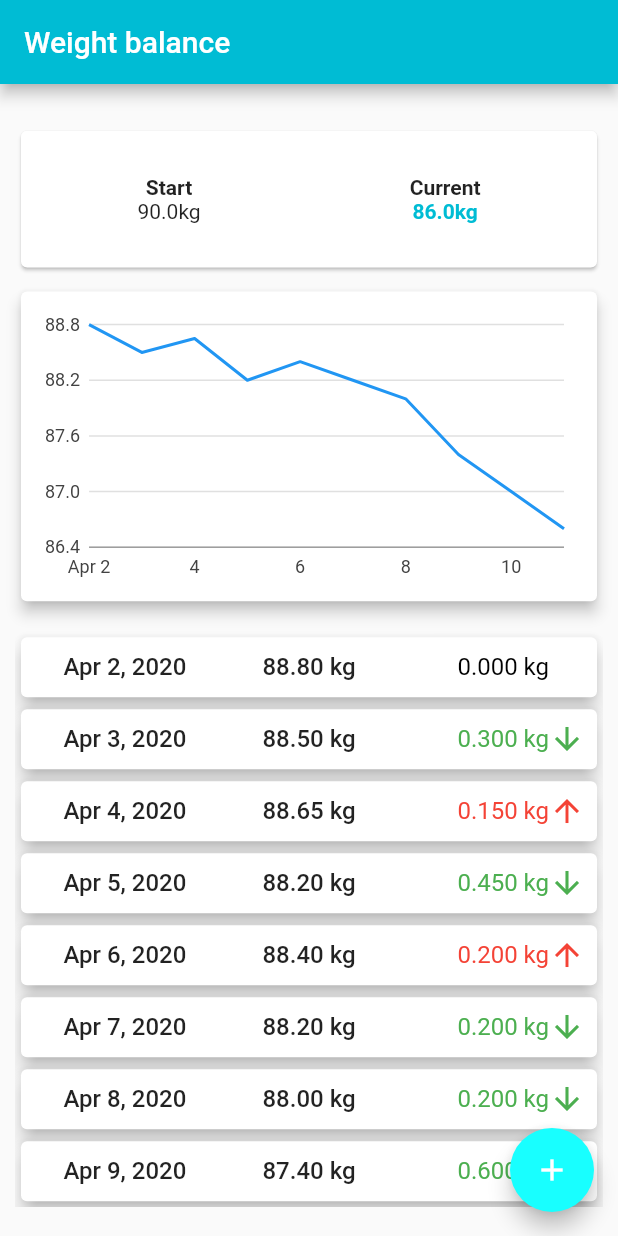
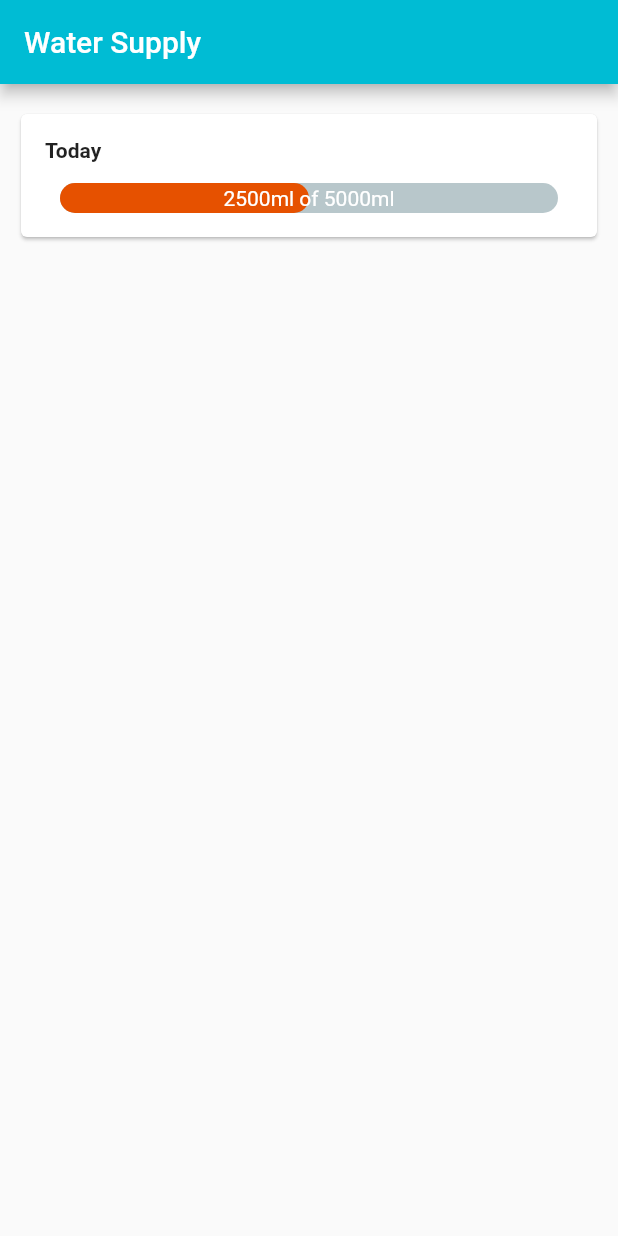
Before and after one commit to snaksa/eating-habits-mobile, a Flutter app: the screen it shows after launch, on a phone screen of 412 x 824 dp. Run offline on Flutter 3.47's test engine with Material 2 defaults, Android fonts, the phone set to English and light mode, and no system bars; drawn by our look-alikes of percent_indicator; our stand-ins replace charts_flutter.

Commit message:
WIP Water Supply screen

```diff
--- a/lib/main.dart
+++ b/lib/main.dart
@@ -1,9 +1,6 @@
-import 'package:eating_habits_mobile/models/weight.dart';
-import 'package:eating_habits_mobile/widgets/charts/weight-chart.dart';
-import 'package:eating_habits_mobile/widgets/forms/weight-form.dart';
-import 'package:eating_habits_mobile/widgets/weight-stats.dart';
-import 'package:eating_habits_mobile/widgets/weight-summary.dart';
+import 'package:eating_habits_mobile/widgets/screens/water-supply.dart';
 import 'package:flutter/material.dart';
+import './widgets/screens/weight-balance.dart';
 
 void main() => runApp(MyApp());
 
@@ -21,149 +18,7 @@ class MyApp extends StatelessWidget {
           ),
         ),
       ),
-      home: MyHomePage(),
+      home: WaterSupplyScreen(),
     );
   }
 }
-
-class MyHomePage extends StatefulWidget {
-  @override
-  _MyHomePageState createState() => _MyHomePageState();
-}
-
-class _MyHomePageState extends State<MyHomePage> {
-  final List<Weight> weights = [
-    Weight(
-      date: DateTime(2020, 4, 2),
-      weight: 88.8,
-    ),
-    Weight(
-      date: DateTime(2020, 4, 3),
-      weight: 88.5,
-    ),
-    Weight(
-      date: DateTime(2020, 4, 4),
-      weight: 88.65,
-    ),
-    Weight(
-      date: DateTime(2020, 4, 5),
-      weight: 88.2,
-    ),
-    Weight(
-      date: DateTime(2020, 4, 6),
-      weight: 88.4,
-    ),
-    Weight(
-      date: DateTime(2020, 4, 7),
-      weight: 88.2,
-    ),
-    Weight(
-      date: DateTime(2020, 4, 8),
-      weight: 88.0,
-    ),
-    Weight(
-      date: DateTime(2020, 4, 9),
-      weight: 87.4,
-    ),
-    Weight(
-      date: DateTime(2020, 4, 10),
-      weight: 87.0,
-    ),
-    Weight(
-      date: DateTime(2020, 4, 11),
-      weight: 86.6,
-    ),
-  ];
-
-  void _addWeightRecord(Weight weight) {
-    setState(() {
-      weights.add(weight);
-      weights.sort((Weight a, Weight b) => a.date.compareTo(b.date));
-    });
-  }
-
-  void _deleteWeightRecord(Weight weight) {
-    setState(() {
-      weights.removeWhere((w) => w.id == weight.id);
-    });
-  }
-
-  @override
-  Widget build(BuildContext context) {
-    final mediaQuery = MediaQuery.of(context);
-
-    final appBar = AppBar(
-      title: Text(
-        'Weight balance',
-        style: TextStyle(color: Colors.white),
-      ),
-    );
-
-    return Scaffold(
-      appBar: appBar,
-      body: Center(
-        child: Padding(
-          padding: const EdgeInsets.only(
-            top: 0,
-            left: 10,
-            right: 10,
-            bottom: 0,
-          ),
-          child: SingleChildScrollView(
-            child: Column(
-              children: <Widget>[
-                Container(
-                  height:
-                      (mediaQuery.size.height - appBar.preferredSize.height) *
-                          0.15,
-                  child: WeightStats(),
-                ),
-                Container(
-                  height:
-                      (mediaQuery.size.height - appBar.preferredSize.height) *
-                          0.3,
-                  child: WeightChart(weights),
-                ),
-                Container(
-                  height:
-                      (mediaQuery.size.height - appBar.preferredSize.height) *
-                          0.5,
-                  child: ListView.builder(
-                    itemCount: weights.length,
-                    itemBuilder: (BuildContext ctx, int index) {
-                      return WeightSummary(
-                        weights[index],
-                        deleteWeightRecord: this._deleteWeightRecord,
-                        diff: num.parse(
-                          (index > 0
-                                  ? weights[index].weight -
-                                      weights[index - 1].weight
-                                  : 0)
-                              .toStringAsFixed(3),
-                        ),
-                      );
-                    },
-                  ),
-                ),
-              ],
-            ),
-          ),
-        ),
-      ),
-      floatingActionButton: FloatingActionButton(
-        tooltip: 'Increment',
-        child: Icon(Icons.add),
-        foregroundColor: Colors.white,
-        onPressed: () {
-          showModalBottomSheet(
-              context: context,
-              builder: (_) {
-                return WeightForm(
-                  _addWeightRecord,
-                );
-              });
-        },
-      ),
-    );
-  }
-}
--- /dev/null
+++ b/lib/models/water.dart
@@ -0,0 +1,9 @@
+import 'dart:math';
+
+class Water {
+  final int id = Random().nextInt(10000);
+  final DateTime date;
+  final double amount;
+
+  Water({this.date, this.amount});
+}
--- /dev/null
+++ b/lib/widgets/screens/water-supply.dart
@@ -0,0 +1,130 @@
+import 'package:flutter/material.dart';
+import 'package:percent_indicator/linear_percent_indicator.dart';
+import '../../models/water.dart';
+
+class WaterSupplyScreen extends StatefulWidget {
+  @override
+  _WaterSupplyScreenState createState() => _WaterSupplyScreenState();
+}
+
+class _WaterSupplyScreenState extends State<WaterSupplyScreen> {
+  final DateTime todayDate = DateTime(2020, 4, 2);
+  final List<Water> weights = [
+    Water(
+      date: DateTime(2020, 4, 2, 9, 30),
+      amount: 500,
+    ),
+    Water(
+      date: DateTime(2020, 4, 2, 11, 30),
+      amount: 1500,
+    ),
+    Water(
+      date: DateTime(2020, 4, 2, 13, 0),
+      amount: 250,
+    ),
+    Water(
+      date: DateTime(2020, 4, 2, 15, 10),
+      amount: 500,
+    ),
+  ];
+
+  // void _addWeightRecord(Weight weight) {
+  //   setState(() {
+  //     weights.add(weight);
+  //     weights.sort((Weight a, Weight b) => a.date.compareTo(b.date));
+  //   });
+  // }
+
+  // void _deleteWeightRecord(Weight weight) {
+  //   setState(() {
+  //     weights.removeWhere((w) => w.id == weight.id);
+  //   });
+  // }
+
+  @override
+  Widget build(BuildContext context) {
+    final mediaQuery = MediaQuery.of(context);
+
+    final appBar = AppBar(
+      title: Text(
+        'Water Supply',
+        style: TextStyle(color: Colors.white),
+      ),
+    );
+
+    int current = 2500;
+    int target = 5000;
+
+    return Scaffold(
+      appBar: appBar,
+      body: Center(
+        child: Padding(
+          padding: const EdgeInsets.only(
+            top: 0,
+            left: 10,
+            right: 10,
+            bottom: 0,
+          ),
+          child: Column(
+            children: <Widget>[
+              Container(
+                alignment: Alignment.topCenter,
+                height:
+                    (mediaQuery.size.height - appBar.preferredSize.height - mediaQuery.padding.top) *
+                        0.2,
+                child: Column(
+                  children: <Widget>[
+                    Padding(
+                      padding: const EdgeInsets.only(top: 16),
+                      child: Card(
+                        child: Padding(
+                          padding: const EdgeInsets.all(16.0),
+                          child: Column(
+                            crossAxisAlignment: CrossAxisAlignment.start,
+                            children: [
+                              Text(
+                                'Today',
+                                style: TextStyle(
+                                  fontWeight: FontWeight.bold,
+                                ),
+                              ),
+                              SizedBox(
+                                height: 14,
+                              ),
+                              LinearPercentIndicator(
+                                animation: true,
+                                lineHeight: 20.0,
+                                animationDuration: 500,
+                                percent:
+                                    current / target > 1 ? 1 : current / target,
+                                center: Text('${current}ml of ${target}ml',
+                                    style: TextStyle(color: Colors.white)),
+                                linearStrokeCap: LinearStrokeCap.roundAll,
+                                progressColor: current / target < 0.3
+                                    ? Colors.red.shade500
+                                    : current / target < 0.7
+                                        ? Colors.orange.shade900
+                                        : current / target < 0.9
+                                            ? Colors.lightGreen
+                                            : Colors.green,
+                              ),
+                            ],
+                          ),
+                        ),
+                      ),
+                    ),
+                  ],
+                ),
+              ),
+              Container(
+                height:
+                    (mediaQuery.size.height - appBar.preferredSize.height - mediaQuery.padding.top) *
+                        0.8,
+              ),
+            ],
+          ),
+        ),
+      ),
+    );
+  }
+}
--- a/pubspec.yaml
+++ b/pubspec.yaml
@@ -21,6 +21,7 @@ dependencies:
     sdk: flutter
   intl: ^0.15.8
   charts_flutter: ^0.8.1
+  percent_indicator: "^2.1.1"
 
   # The following adds the Cupertino Icons font to your application.
   # Use with the CupertinoIcons class for iOS style icons.
```
Also changed, not shown: lib/widgets/screens/weight-balance.dart (added, +148 -0 lines), pubspec.lock.
